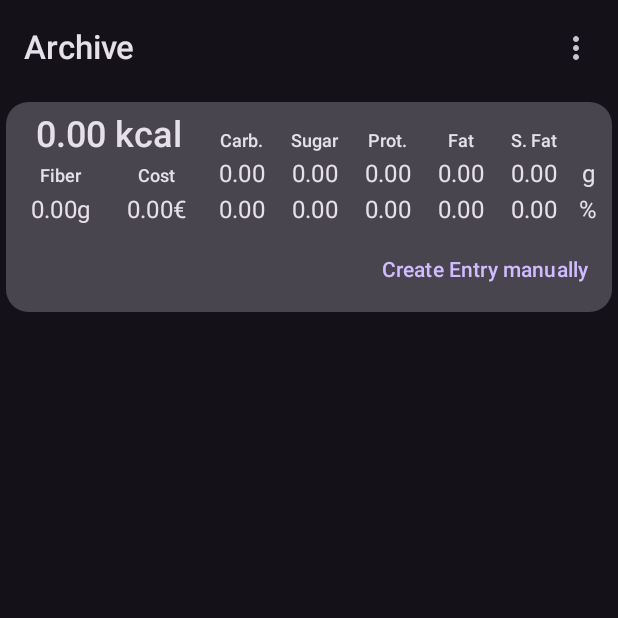
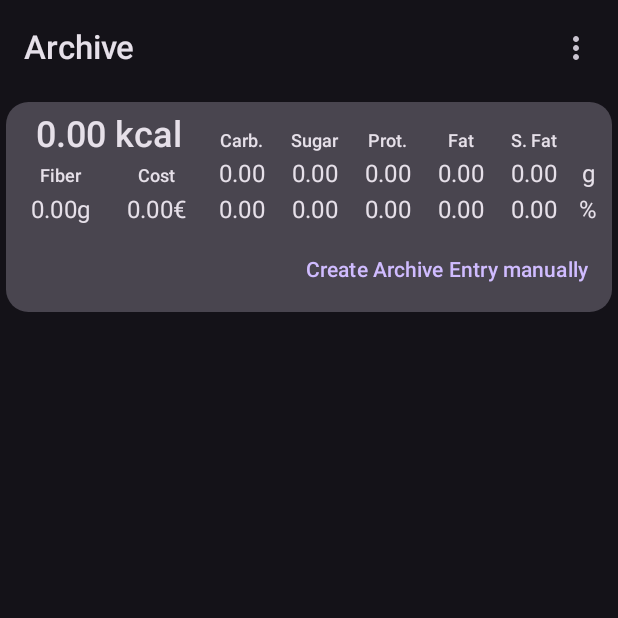
Before and after one commit to Makstuff/MinimalistCalorieCounter, an Android app built with Jetpack Compose: the ScreenArchiveShowContent screen opened through its navigation route, on a phone screen of 412 x 824 dp, the top half of it. Run offline under Robolectric (Android 15) with nearby library versions, the phone set to English and light mode, and no system bars; libraries missing offline, so code that uses them is left out: com.github.doyaaaaaken.kotlincsv; 7 statements that could not run were skipped.

Commit message:
Initial public release, no changes except fixing a few spelling mistakes.

```diff
--- a/app/build.gradle.kts
+++ b/app/build.gradle.kts
@@ -11,8 +11,8 @@ android {
         applicationId = "com.makstuff.minimalistcaloriecounter"
         minSdk = 26
         targetSdk = 34
-        versionCode = 7
-        versionName = "1.6"
+        versionCode = 1
+        versionName = "1.0.0"
 
         testInstrumentationRunner = "androidx.test.runner.AndroidJUnitRunner"
         vectorDrawables {
--- a/app/src/main/res/values/strings.xml
+++ b/app/src/main/res/values/strings.xml
@@ -15,8 +15,8 @@
     <string name="button_confirm">Confirm</string>
     <string name="button_continue">Continue</string>
     <string name="button_create">Create</string>
-    <string name="button_create_entry_manually">Create Entry manually</string>
-    <string name="button_create_new_archive_entry">Create new Archive Entry</string>
+    <string name="button_create_entry_manually">Create Archive Entry manually</string>
+    <string name="button_create_new_archive_entry">Create</string>
     <string name="button_delete">Delete</string>
     <string name="button_edit">Edit</string>
     <string name="button_reset_day">Reset</string>
@@ -24,7 +24,7 @@
     <string name="button_save_new_weight">Save new weight</string>
     <string name="button_turn_day_to_archive_entry">Turn Day to Archive Entry</string>
     <string name="button_turn_to_archive_entry">Turn to Archive Entry</string>
-    <string name="button_turn_to_database_entry">Turn to Database Entry</string>
+    <string name="button_turn_to_database_entry">Turn to Data-\nbase Entry</string>
     <string name="carbohydrate_protein_fat_combined">Carbohydrate, protein, fat and fiber combined can\'t weigh more than 100g.</string>
     <string name="carbohydrates_include_sugar">Carbohydrates include sugar, so sugar can\'t weigh more.</string>
     <string name="choose_language">Choose language</string>
@@ -61,22 +61,22 @@
     <string name="fat_includes_saturated_fat">Fat includes saturated fat, so saturated fat can\'t weigh more.</string>
     <string name="food">Food</string>
     <string name="food_name_example">e.g. \"Apple\"</string>
-    <string name="import_failed">Import failed</string>
-    <string name="import_successful">Import successful, the file was valid.</string>
+    <string name="import_failed">Import failed.</string>
+    <string name="import_successful">Import successful.</string>
     <string name="is_in_quickselect">In Quickselect</string>
     <string name="is_invalid">is invalid</string>
-    <string name="must_be_a_valid_number">must be a valid number</string>
+    <string name="must_be_a_valid_number">must be a valid number.</string>
     <string name="must_be_larger_than">must be larger than</string>
     <string name="must_be_smaller_than">must be smaller than</string>
     <string name="name">Name</string>
     <string name="name_cant_be_empty">Name can\'t be empty.</string>
     <string name="name_capital_letter">Name must start with a capital letter (A-Z).</string>
-    <string name="name_no_commas">Name must not include commas or linebreaks.</string>
+    <string name="name_no_commas">Name can\'t include commas or linebreaks.</string>
     <string name="options">Options</string>
     <string name="overall_weight">Overall weight</string>
     <string name="quickselect_value_">Quickselect value can only be \"y\" or \"n\".</string>
     <string name="recipe">Recipe</string>
-    <string name="sum_if_empty">Sum if empty</string>
+    <string name="sum_if_empty">sum if empty</string>
     <string name="system_default">System default</string>
     <string name="title_add_food_to_day">Add Food to Day</string>
     <string name="title_add_ingredient_to_recipe">Add Ingredient to Recipe</string>
```
Also changed, not shown: 1 other file.
